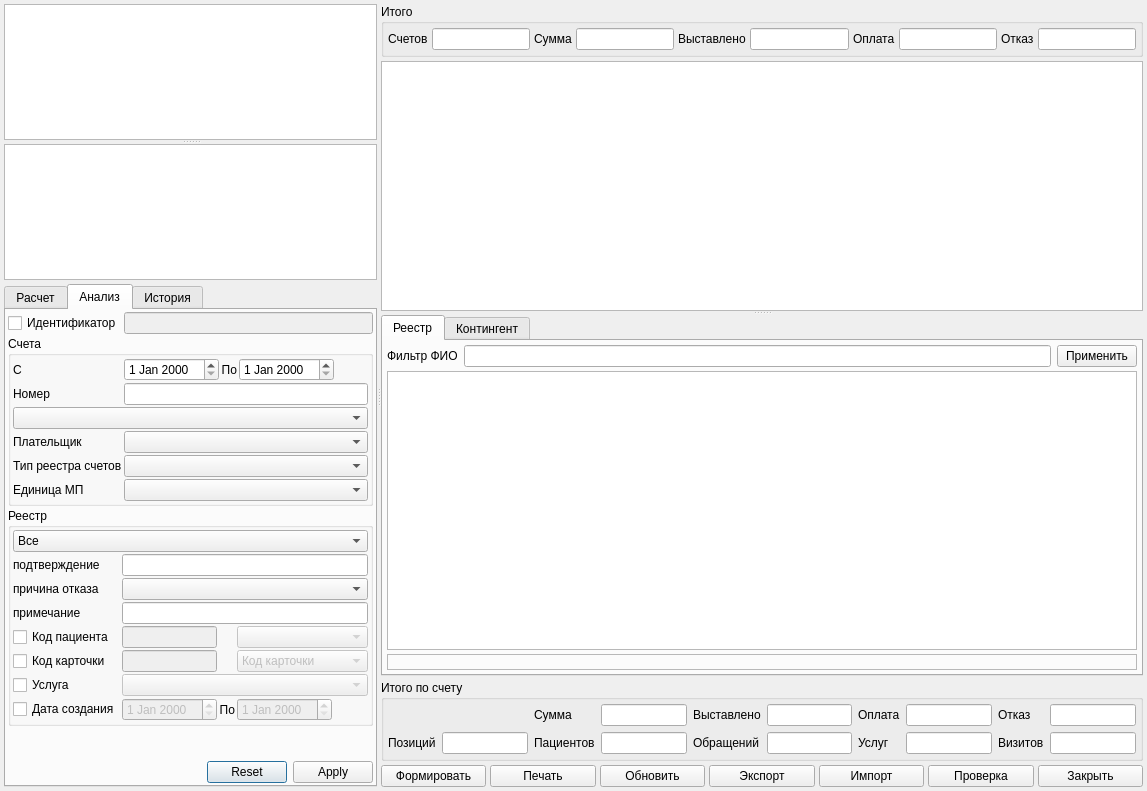
The window that Accounting/AccountingDialog.ui (rusingineer/KPS-Samson) describes before a commit, drawn with Qt 5.
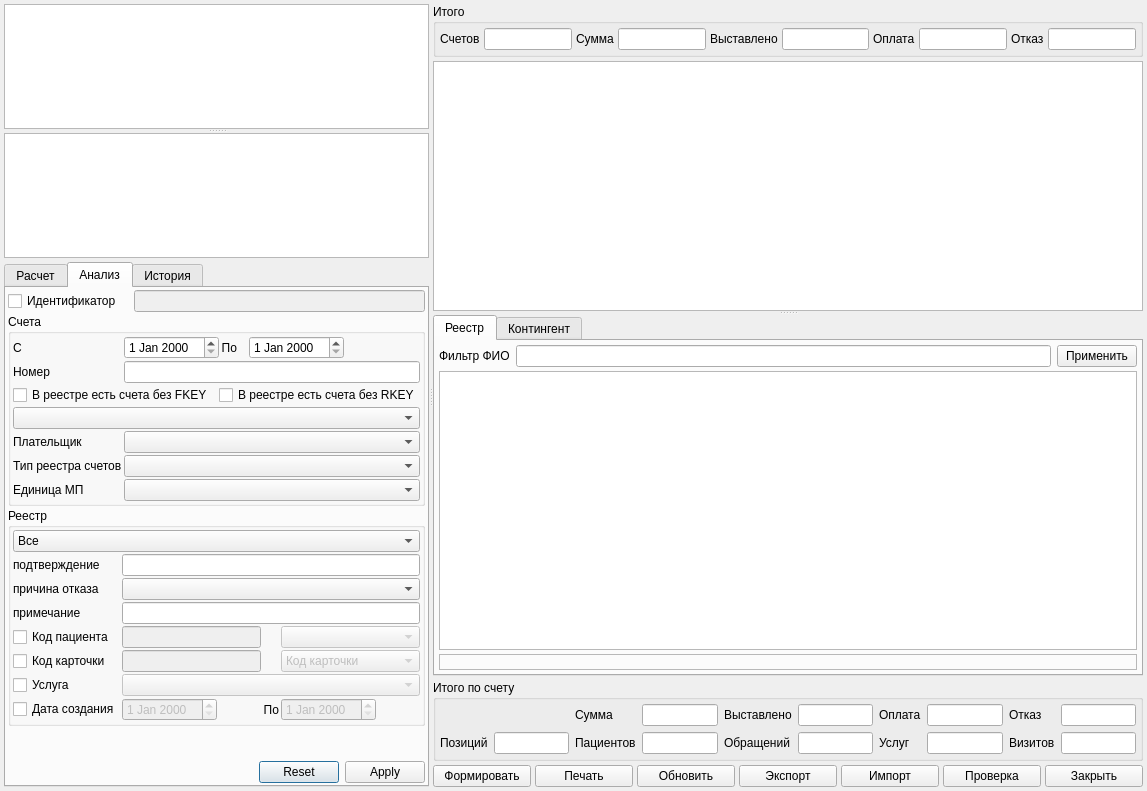
The same window after the commit. The open tabs and pages were chosen to show the change. Custom widgets are drawn as their Qt base class.

```diff
--- a/Accounting/AccountingDialog.ui
+++ b/Accounting/AccountingDialog.ui
@@ -443,19 +443,36 @@
               <property name="spacing">
                <number>2</number>
               </property>
-              <item row="2" column="0" colspan="12">
-               <widget class="COrgStructureComboBox" name="cmbAnalysisOrgStructure">
+              <item row="5" column="1" colspan="11">
+               <widget class="CRBComboBox" name="cmbAnalysisAccountType">
                 <property name="sizePolicy">
                  <sizepolicy hsizetype="Minimum" vsizetype="Fixed">
                   <horstretch>0</horstretch>
                   <verstretch>0</verstretch>
                  </sizepolicy>
                 </property>
-                <property name="minimumSize">
-                 <size>
-                  <width>250</width>
-                  <height>0</height>
-                 </size>
+               </widget>
+              </item>
+              <item row="6" column="0">
+               <widget class="QLabel" name="lblGroupId">
+                <property name="sizePolicy">
+                 <sizepolicy hsizetype="Minimum" vsizetype="Preferred">
+                  <horstretch>0</horstretch>
+                  <verstretch>0</verstretch>
+                 </sizepolicy>
+                </property>
+                <property name="text">
+                 <string>Единица МП</string>
+                </property>
+               </widget>
+              </item>
+              <item row="6" column="1" colspan="11">
+               <widget class="QComboBox" name="cmbGroupId">
+                <property name="sizePolicy">
+                 <sizepolicy hsizetype="Expanding" vsizetype="Fixed">
+                  <horstretch>0</horstretch>
+                  <verstretch>0</verstretch>
+                 </sizepolicy>
                 </property>
                </widget>
               </item>
@@ -469,25 +486,6 @@
                 </property>
                </widget>
               </item>
-              <item row="0" column="4" colspan="2">
-               <widget class="QLabel" name="lblAnalysisEndDate">
-                <property name="sizePolicy">
-                 <sizepolicy hsizetype="Maximum" vsizetype="Preferred">
-                  <horstretch>0</horstretch>
-                  <verstretch>0</verstretch>
-                 </sizepolicy>
-                </property>
-                <property name="text">
-                 <string>По</string>
-                </property>
-                <property name="alignment">
-                 <set>Qt::AlignRight|Qt::AlignTrailing|Qt::AlignVCenter</set>
-                </property>
-                <property name="buddy">
-                 <cstring>edtAnalysisEndDate</cstring>
-                </property>
-               </widget>
-              </item>
               <item row="0" column="0">
                <widget class="QLabel" name="lblAnalysisBegDate">
                 <property name="sizePolicy">
@@ -520,30 +518,52 @@
                 </property>
                </widget>
               </item>
-              <item row="1" column="1" colspan="11">
-               <widget class="QLineEdit" name="edtAnalysisNumber"/>
+              <item row="3" column="0" colspan="12">
+               <widget class="COrgStructureComboBox" name="cmbAnalysisOrgStructure">
+                <property name="sizePolicy">
+                 <sizepolicy hsizetype="Minimum" vsizetype="Fixed">
+                  <horstretch>0</horstretch>
+                  <verstretch>0</verstretch>
+                 </sizepolicy>
+                </property>
+                <property name="minimumSize">
+                 <size>
+                  <width>250</width>
+                  <height>0</height>
+                 </size>
+                </property>
+               </widget>
               </item>
-              <item row="3" column="0">
-               <widget class="QLabel" name="lblAnalysisPayer">
+              <item row="0" column="4" colspan="2">
+               <widget class="QLabel" name="lblAnalysisEndDate">
+                <property name="sizePolicy">
+                 <sizepolicy hsizetype="Maximum" vsizetype="Preferred">
+                  <horstretch>0</horstretch>
+                  <verstretch>0</verstretch>
+                 </sizepolicy>
+                </property>
                 <property name="text">
-                 <string>Плательщик</string>
+                 <string>По</string>
+                </property>
+                <property name="alignment">
+                 <set>Qt::AlignRight|Qt::AlignTrailing|Qt::AlignVCenter</set>
                 </property>
                 <property name="buddy">
-                 <cstring>edtAnalysisNumber</cstring>
-                </property>
-               </widget>
-              </item>
-              <item row="0" column="6">
-               <widget class="CDateEdit" name="edtAnalysisEndDate">
-                <property name="sizePolicy">
-                 <sizepolicy hsizetype="Maximum" vsizetype="Fixed">
-                  <horstretch>0</horstretch>
-                  <verstretch>0</verstretch>
-                 </sizepolicy>
+                 <cstring>edtAnalysisEndDate</cstring>
                 </property>
                </widget>
               </item>
               <item row="4" column="0">
+               <widget class="QLabel" name="lblAnalysisPayer">
+                <property name="text">
+                 <string>Плательщик</string>
+                </property>
+                <property name="buddy">
+                 <cstring>edtAnalysisNumber</cstring>
+                </property>
+               </widget>
+              </item>
+              <item row="5" column="0">
                <widget class="QLabel" name="lblAnalysisAccountType">
                 <property name="text">
                  <string>Тип реестра счетов</string>
@@ -553,18 +573,11 @@
                 </property>
                </widget>
               </item>
-              <item row="3" column="1" colspan="11">
-               <widget class="COrgIsPayer23ComboBox" name="cmbAnalysisPayer">
-                <property name="sizePolicy">
-                 <sizepolicy hsizetype="Minimum" vsizetype="Fixed">
-                  <horstretch>0</horstretch>
-                  <verstretch>0</verstretch>
-                 </sizepolicy>
-                </property>
-               </widget>
+              <item row="1" column="1" colspan="11">
+               <widget class="QLineEdit" name="edtAnalysisNumber"/>
               </item>
               <item row="4" column="1" colspan="11">
-               <widget class="CRBComboBox" name="cmbAnalysisAccountType">
+               <widget class="COrgIsPayer23ComboBox" name="cmbAnalysisPayer">
                 <property name="sizePolicy">
                  <sizepolicy hsizetype="Minimum" vsizetype="Fixed">
                   <horstretch>0</horstretch>
@@ -573,27 +586,46 @@
                 </property>
                </widget>
               </item>
-              <item row="5" column="0">
-               <widget class="QLabel" name="lblGroupId">
+              <item row="0" column="6">
+               <widget class="CDateEdit" name="edtAnalysisEndDate">
                 <property name="sizePolicy">
-                 <sizepolicy hsizetype="Minimum" vsizetype="Preferred">
+                 <sizepolicy hsizetype="Maximum" vsizetype="Fixed">
                   <horstretch>0</horstretch>
                   <verstretch>0</verstretch>
                  </sizepolicy>
                 </property>
-                <property name="text">
-                 <string>Единица МП</string>
-                </property>
                </widget>
               </item>
-              <item row="5" column="1" colspan="11">
-               <widget class="QComboBox" name="cmbGroupId">
-                <property name="sizePolicy">
-                 <sizepolicy hsizetype="Expanding" vsizetype="Fixed">
-                  <horstretch>0</horstretch>
-                  <verstretch>0</verstretch>
-                 </sizepolicy>
-                </property>
+              <item row="2" column="0" colspan="12">
+               <widget class="QWidget" name="widget" native="true">
+                <layout class="QHBoxLayout" name="widget_2">
+                 <property name="leftMargin">
+                  <number>0</number>
+                 </property>
+                 <property name="topMargin">
+                  <number>0</number>
+                 </property>
+                 <property name="rightMargin">
+                  <number>0</number>
+                 </property>
+                 <property name="bottomMargin">
+                  <number>0</number>
+                 </property>
+                 <item>
+                  <widget class="QCheckBox" name="chkAnalysisFKEY">
+                   <property name="text">
+                    <string>В реестре есть счета без FKEY</string>
+                   </property>
+                  </widget>
+                 </item>
+                 <item>
+                  <widget class="QCheckBox" name="chkAnalysisRKEY">
+                   <property name="text">
+                    <string>В реестре есть счета без RKEY</string>
+                   </property>
+                  </widget>
+                 </item>
+                </layout>
                </widget>
               </item>
              </layout>
```
Left out of the diff: 20 changed lines with no effect on the pictures.
